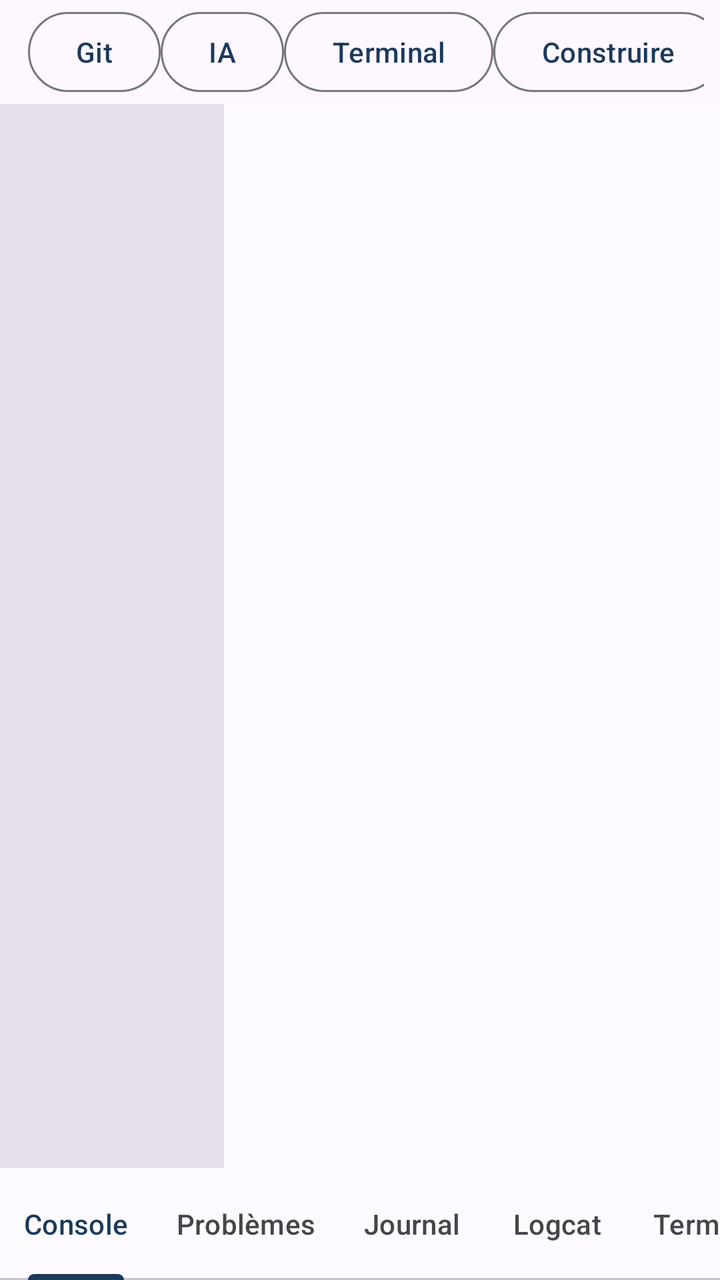
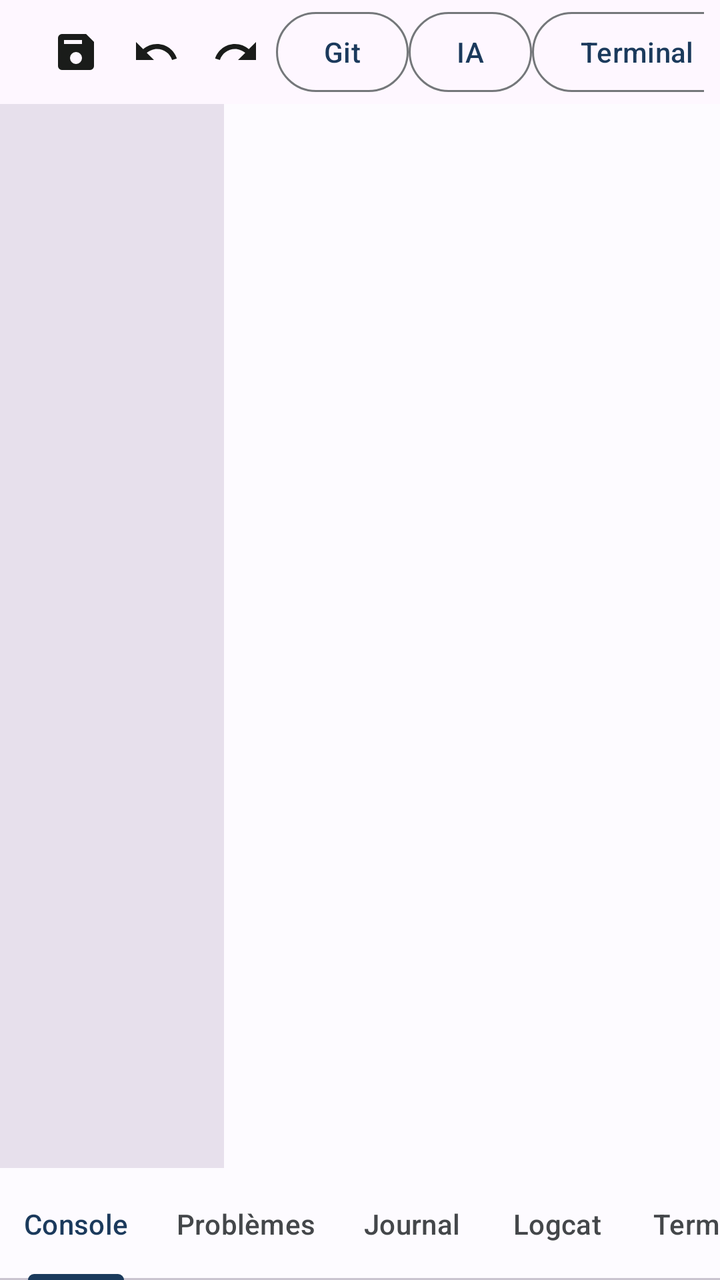

The first picture is an Android layout as it rendered before a commit; the second is the same layout after the commit. The layout source and the unified diff follow.
<!-- AndroidManifest.xml: application theme Theme.JoIDE -->
<!-- res/layout/workbench_fragment.xml -->
<?xml version="1.0" encoding="utf-8"?>
<androidx.coordinatorlayout.widget.CoordinatorLayout
    xmlns:android="http://schemas.android.com/apk/res/android"
    xmlns:app="http://schemas.android.com/apk/res-auto"
    android:layout_width="match_parent"
    android:layout_height="match_parent">

    <LinearLayout
        android:layout_width="match_parent"
        android:layout_height="match_parent"
        android:orientation="vertical">

        <LinearLayout
            android:layout_width="match_parent"
            android:layout_height="52dp"
            android:orientation="horizontal"
            android:gravity="center_vertical"
            android:paddingHorizontal="8dp">

            <TextView
                android:layout_width="0dp"
                android:layout_height="wrap_content"
                android:layout_weight="1"
                android:text="@string/atelier_titre"
                android:textAppearance="?attr/textAppearanceTitleMedium" />

            <TextView
                android:id="@+id/mode_chip"
                android:layout_width="wrap_content"
                android:layout_height="wrap_content"
                android:layout_marginEnd="6dp"
                android:textAppearance="?attr/textAppearanceLabelLarge" />

            <Button
                android:id="@+id/git_button"
                style="?attr/materialButtonOutlinedStyle"
                android:layout_width="wrap_content"
                android:layout_height="wrap_content"
                android:minWidth="0dp"
                android:text="@string/git_title" />

            <Button
                android:id="@+id/ai_button"
                style="?attr/materialButtonOutlinedStyle"
                android:layout_width="wrap_content"
                android:layout_height="wrap_content"
                android:minWidth="0dp"
                android:text="@string/ia_titre" />

            <Button
                android:id="@+id/terminal_button"
                style="?attr/materialButtonOutlinedStyle"
                android:layout_width="wrap_content"
                android:layout_height="wrap_content"
                android:minWidth="0dp"
                android:text="@string/terminal_titre" />

            <Button
                android:id="@+id/build_button"
                style="?attr/materialButtonOutlinedStyle"
                android:layout_width="wrap_content"
                android:layout_height="wrap_content"
                android:minWidth="0dp"
                android:text="@string/atelier_construire" />
        </LinearLayout>

        <TextView
            android:id="@+id/mode_notice"
            android:layout_width="match_parent"
            android:layout_height="wrap_content"
            android:padding="8dp"
            android:textAppearance="?attr/textAppearanceBodySmall"
            android:visibility="gone" />

        <LinearLayout
            android:layout_width="match_parent"
            android:layout_height="0dp"
            android:layout_weight="1"
            android:orientation="horizontal">

            
            <androidx.recyclerview.widget.RecyclerView
                android:id="@+id/files_recycler"
                android:layout_width="112dp"
                android:layout_height="match_parent"
                android:background="?attr/colorSurfaceVariant"
                android:overScrollMode="ifContentScrolls" />

            
            <FrameLayout
                android:id="@+id/editor_area"
                android:layout_width="0dp"
                android:layout_height="match_parent"
                android:layout_weight="1"
                android:background="?attr/colorSurface" />
        </LinearLayout>
    </LinearLayout>

    <com.google.android.material.bottomsheet.BottomSheetDragHandleView
        android:layout_width="wrap_content"
        android:layout_height="wrap_content"
        android:layout_gravity="bottom|center_horizontal" />

    
    <LinearLayout
        android:id="@+id/sections_sheet"
        android:layout_width="match_parent"
        android:layout_height="wrap_content"
        android:orientation="vertical"
        app:layout_behavior="com.google.android.material.bottomsheet.BottomSheetBehavior"
        app:behavior_peekHeight="56dp">

        <com.google.android.material.tabs.TabLayout
            android:id="@+id/sections_tabs"
            android:layout_width="match_parent"
            android:layout_height="56dp"
            app:tabMode="scrollable">

            <com.google.android.material.tabs.TabItem
                android:layout_width="wrap_content"
                android:layout_height="wrap_content"
                android:text="@string/section_console" />
            <com.google.android.material.tabs.TabItem
                android:layout_width="wrap_content"
                android:layout_height="wrap_content"
                android:text="@string/section_problemes" />
            <com.google.android.material.tabs.TabItem
                android:layout_width="wrap_content"
                android:layout_height="wrap_content"
                android:text="@string/section_journal" />
            <com.google.android.material.tabs.TabItem
                android:layout_width="wrap_content"
                android:layout_height="wrap_content"
                android:text="@string/section_logcat" />
            <com.google.android.material.tabs.TabItem
                android:layout_width="wrap_content"
                android:layout_height="wrap_content"
                android:text="@string/terminal_titre" />
        </com.google.android.material.tabs.TabLayout>

        
        <ScrollView
            android:layout_width="match_parent"
            android:layout_height="160dp">

            <LinearLayout
                android:layout_width="match_parent"
                android:layout_height="wrap_content"
                android:orientation="vertical"
                android:paddingHorizontal="12dp"
                android:paddingBottom="12dp">

                <TextView
                    android:id="@+id/console_output"
                    android:layout_width="match_parent"
                    android:layout_height="wrap_content"
                    android:fontFamily="monospace"
                    android:textAppearance="?attr/textAppearanceBodySmall"
                    android:importantForAccessibility="no" />

                <TextView
                    android:id="@+id/problems_list"
                    android:layout_width="match_parent"
                    android:layout_height="wrap_content"
                    android:visibility="gone"
                    android:textAppearance="?attr/textAppearanceBodySmall" />

                <TextView
                    android:id="@+id/ide_journal"
                    android:layout_width="match_parent"
                    android:layout_height="wrap_content"
                    android:visibility="gone"
                    android:fontFamily="monospace"
                    android:textAppearance="?attr/textAppearanceBodySmall" />

                <TextView
                    android:id="@+id/logcat_output"
                    android:layout_width="match_parent"
                    android:layout_height="wrap_content"
                    android:visibility="gone"
                    android:fontFamily="monospace"
                    android:textAppearance="?attr/textAppearanceBodySmall" />

                
                <Button
                    android:id="@+id/terminal_section_button"
                    style="?attr/materialButtonOutlinedStyle"
                    android:layout_width="match_parent"
                    android:layout_height="wrap_content"
                    android:layout_marginTop="8dp"
                    android:text="@string/terminal_titre"
                    android:visibility="gone" />
            </LinearLayout>
        </ScrollView>
    </LinearLayout>
</androidx.coordinatorlayout.widget.CoordinatorLayout>
<!-- resources referenced by this layout -->
<resources>
  <string name="atelier_construire">Construire</string>
  <string name="atelier_titre">Atelier</string>
  <string name="git_title">Git</string>
  <string name="ia_titre">IA</string>
  <string name="section_console">Console</string>
  <string name="section_journal">Journal</string>
  <string name="section_logcat">Logcat</string>
  <string name="section_problemes">Problèmes</string>
  <string name="terminal_titre">Terminal</string>
  <style name="Theme.JoIDE" parent="Theme.Material3.DayNight.NoActionBar">
          <item name="colorPrimary">@color/primaire</item>
          <item name="colorOnPrimary">@color/sur_primaire</item>
          <item name="colorPrimaryContainer">@color/conteneur_primaire</item>
          <item name="colorOnPrimaryContainer">@color/sur_conteneur_primaire</item>
          <item name="colorSecondary">@color/secondaire</item>
          <item name="colorSurface">@color/surface</item>
          <item name="colorOnSurface">@color/sur_surface</item>
          <item name="colorOnSurfaceVariant">@color/sur_surface_attenue</item>
          <item name="colorOutline">@color/contour</item>
          <item name="colorError">@color/erreur</item>
          <item name="colorTertiary">@color/tertiaire</item>
      </style>
  <color name="primaire">#1B3A5C</color>
  <color name="sur_primaire">#FDFBFF</color>
  <color name="conteneur_primaire">#D4E3FF</color>
  <color name="sur_conteneur_primaire">#002E4F</color>
  <color name="secondaire">#565E71</color>
  <color name="surface">#FDFBFF</color>
  <color name="sur_surface">#1A1C1A</color>
  <color name="sur_surface_attenue">#44474A</color>
  <color name="contour">#74777A</color>
  <color name="erreur">#BA1A1A</color>
  <color name="tertiaire">#3F6373</color>
</resources>

<!-- the commit's change to res/layout/workbench_fragment.xml (unified diff, before → after) -->
@@ -30,6 +30,31 @@
                 android:layout_height="wrap_content"
                 android:layout_marginEnd="6dp"
                 android:textAppearance="?attr/textAppearanceLabelLarge" />
+
+            <ImageButton
+                android:id="@+id/save_button"
+                android:layout_width="40dp"
+                android:layout_height="40dp"
+                android:layout_marginStart="4dp"
+                android:background="?attr/selectableItemBackgroundBorderless"
+                android:contentDescription="@string/atelier_enregistrer"
+                android:src="@drawable/ic_save" />
+
+            <ImageButton
+                android:id="@+id/undo_button"
+                android:layout_width="40dp"
+                android:layout_height="40dp"
+                android:background="?attr/selectableItemBackgroundBorderless"
+                android:contentDescription="@string/atelier_annuler"
+                android:src="@drawable/ic_undo" />
+
+            <ImageButton
+                android:id="@+id/redo_button"
+                android:layout_width="40dp"
+                android:layout_height="40dp"
+                android:background="?attr/selectableItemBackgroundBorderless"
+                android:contentDescription="@string/atelier_refaire"
+                android:src="@drawable/ic_redo" />
 
             <Button
                 android:id="@+id/git_button"
<!-- resource entries referenced after the edit -->
@@ -1,6 +1,36 @@
 <!-- resources referenced by this layout -->
 <resources>
+  <!-- drawable ic_redo (drawable) -->
+  <?xml version="1.0" encoding="utf-8"?>
+  <vector xmlns:android="http://schemas.android.com/apk/res/android"
+      android:width="24dp" android:height="24dp"
+      android:viewportWidth="24" android:viewportHeight="24"
+      android:tint="?attr/colorOnSurface">
+      <path android:fillColor="@android:color/white"
+          android:pathData="M11.5,8C14.15,8 16.55,9 18.4,10.6L22,7v9h-9l3.62,-3.62C15.23,11.34 13.46,10.5 11.5,10.5 7.96,10.5 4.95,12.81 3.95,16l-2.37,-0.78C2.92,11.03 6.85,8 11.5,8z" />
+  </vector>
+  <!-- drawable ic_save (drawable) -->
+  <?xml version="1.0" encoding="utf-8"?>
+  <vector xmlns:android="http://schemas.android.com/apk/res/android"
+      android:width="24dp" android:height="24dp"
+      android:viewportWidth="24" android:viewportHeight="24"
+      android:tint="?attr/colorOnSurface">
+      <path android:fillColor="@android:color/white"
+          android:pathData="M17,3H5a2,2 0 0,0 -2,2v14a2,2 0 0,0 2,2h14a2,2 0 0,0 2,-2V7zM12,18a3,3 0 1,1 3,-3 3,3 0 0,1 -3,3zm3,-10H6V6h9z" />
+  </vector>
+  <!-- drawable ic_undo (drawable) -->
+  <?xml version="1.0" encoding="utf-8"?>
+  <vector xmlns:android="http://schemas.android.com/apk/res/android"
+      android:width="24dp" android:height="24dp"
+      android:viewportWidth="24" android:viewportHeight="24"
+      android:tint="?attr/colorOnSurface">
+      <path android:fillColor="@android:color/white"
+          android:pathData="M12.5,8C9.85,8 7.45,9 5.6,10.6L2,7v9h9l-3.62,-3.62C8.77,11.34 10.54,10.5 12.5,10.5c3.54,0 6.55,2.31 7.55,5.5l2.37,-0.78C21.08,11.03 17.15,8 12.5,8z" />
+  </vector>
+  <string name="atelier_annuler">Annuler la saisie</string>
   <string name="atelier_construire">Construire</string>
+  <string name="atelier_enregistrer">Enregistrer</string>
+  <string name="atelier_refaire">Refaire</string>
   <string name="atelier_titre">Atelier</string>
   <string name="git_title">Git</string>
   <string name="ia_titre">IA</string>
